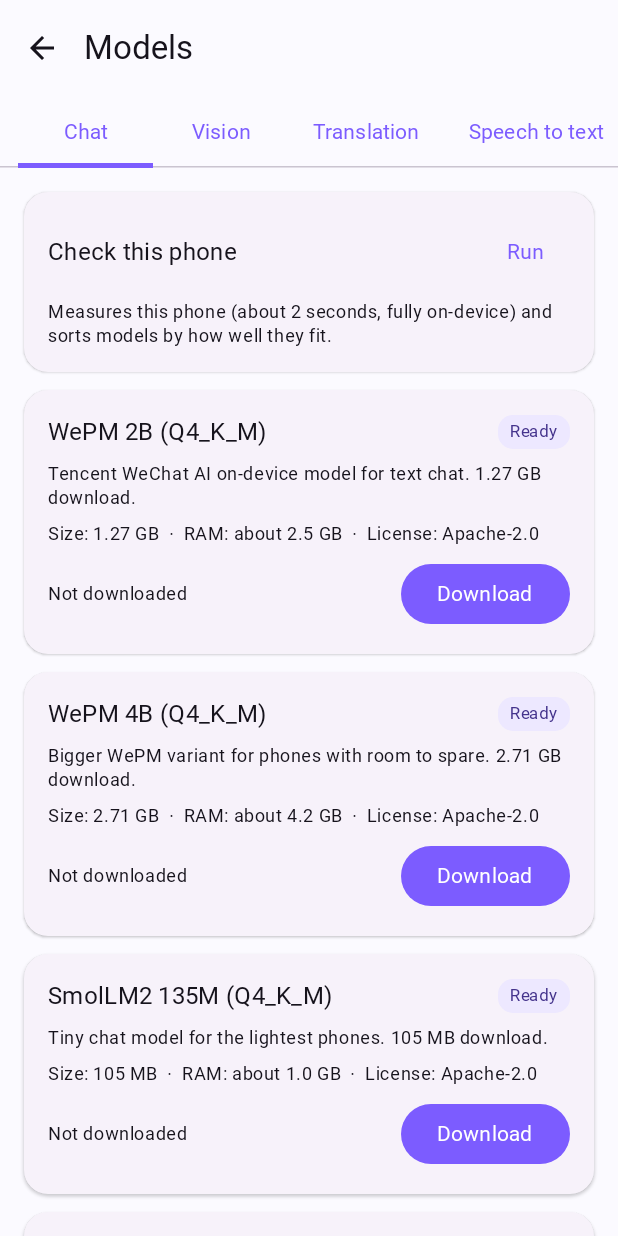
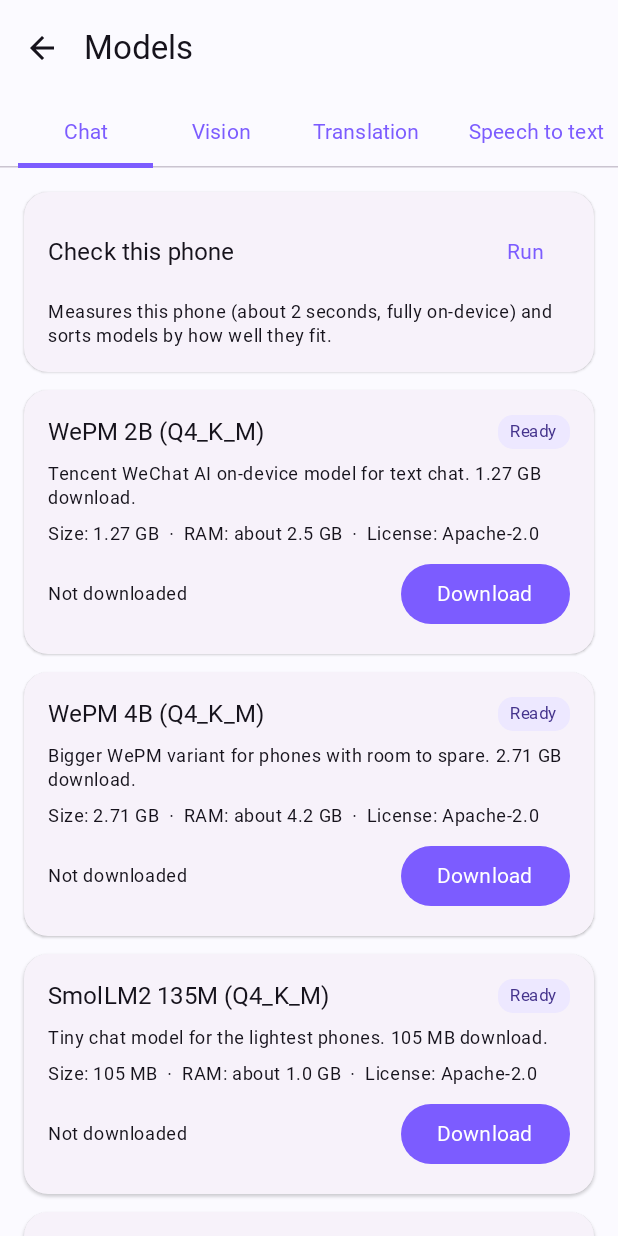
Before and after one commit to aicon-hub/aicon-ai-studio, an Android app built with Jetpack Compose: the screen it shows after launch (MainActivity), after a tap on "Open Models", on a phone screen of 412 x 824 dp. Run offline under Robolectric (Android 15) with nearby library versions, the phone set to English and light mode, and no system bars; missing, so only their content is drawn: CompositionLocalProvider; pictures from the network do not load; Roboto replaces fonts that are not available here; 4 statements that could not run were skipped.

Commit message:
feat(theme): refined Inter letter spacing

```diff
--- a/app/src/main/kotlin/dev/aicon/studio/ui/theme/Type.kt
+++ b/app/src/main/kotlin/dev/aicon/studio/ui/theme/Type.kt
@@ -4,6 +4,7 @@ import androidx.compose.material3.Typography
 import androidx.compose.ui.text.font.Font
 import androidx.compose.ui.text.font.FontFamily
 import androidx.compose.ui.text.font.FontWeight
+import androidx.compose.ui.unit.sp
 import dev.aicon.studio.R
 
 /**
@@ -27,13 +28,29 @@ val AiCoNTypography = Typography(
     headlineLarge = base.headlineLarge.copy(fontFamily = Inter, fontWeight = FontWeight.SemiBold),
     headlineMedium = base.headlineMedium.copy(fontFamily = Inter, fontWeight = FontWeight.SemiBold),
     headlineSmall = base.headlineSmall.copy(fontFamily = Inter, fontWeight = FontWeight.SemiBold),
-    titleLarge = base.titleLarge.copy(fontFamily = Inter, fontWeight = FontWeight.SemiBold),
-    titleMedium = base.titleMedium.copy(fontFamily = Inter, fontWeight = FontWeight.Medium),
-    titleSmall = base.titleSmall.copy(fontFamily = Inter, fontWeight = FontWeight.Medium),
+    titleLarge = base.titleLarge.copy(
+        fontFamily = Inter,
+        fontWeight = FontWeight.SemiBold,
+        letterSpacing = 0.sp,
+    ),
+    titleMedium = base.titleMedium.copy(
+        fontFamily = Inter,
+        fontWeight = FontWeight.Medium,
+        letterSpacing = 0.1.sp,
+    ),
+    titleSmall = base.titleSmall.copy(
+        fontFamily = Inter,
+        fontWeight = FontWeight.Medium,
+        letterSpacing = 0.1.sp,
+    ),
     bodyLarge = base.bodyLarge.copy(fontFamily = Inter),
     bodyMedium = base.bodyMedium.copy(fontFamily = Inter),
     bodySmall = base.bodySmall.copy(fontFamily = Inter),
     labelLarge = base.labelLarge.copy(fontFamily = Inter, fontWeight = FontWeight.Medium),
     labelMedium = base.labelMedium.copy(fontFamily = Inter, fontWeight = FontWeight.Medium),
-    labelSmall = base.labelSmall.copy(fontFamily = Inter, fontWeight = FontWeight.Medium),
+    labelSmall = base.labelSmall.copy(
+        fontFamily = Inter,
+        fontWeight = FontWeight.Medium,
+        letterSpacing = 0.4.sp,
+    ),
 )
```
